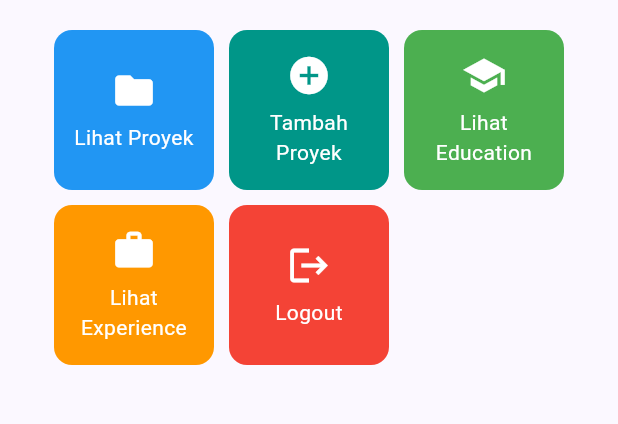
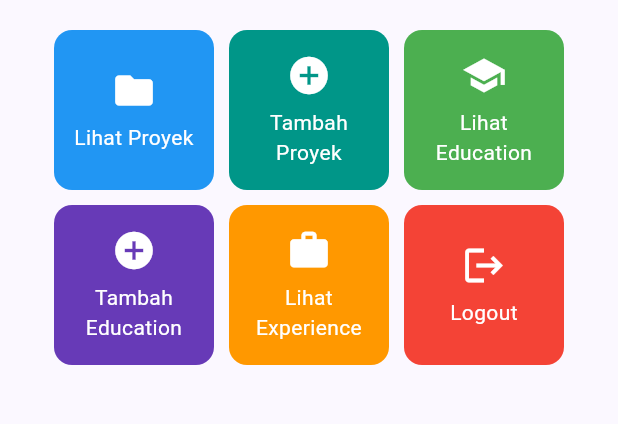
Before and after one commit to ausydhafa/myportofolio_mobile, a Flutter app: the screen it shows after launch, on a phone screen of 412 x 824 dp, the part 357-781 px from its top. Run offline on Flutter 3.47's test engine with Material 3 defaults, Android fonts, the phone set to English and light mode, and no system bars; our stand-ins replace material_ui.

Commit message:
menambah education card di homepage

```diff
--- a/lib/screens/menu.dart
+++ b/lib/screens/menu.dart
@@ -21,6 +21,7 @@ class MyHomePage extends StatelessWidget {
     ItemHomepage("Lihat Proyek", Icons.folder, Colors.blue),
     ItemHomepage("Tambah Proyek", Icons.add_circle, Colors.teal),
     ItemHomepage("Lihat Education", Icons.school, Colors.green),
+    ItemHomepage("Tambah Education", Icons.add_circle, Colors.deepPurple),
     ItemHomepage("Lihat Experience", Icons.work, Colors.orange),
     ItemHomepage("Logout", Icons.logout, Colors.red),
   ];
```
Also changed, not shown: lib/widgets/project_card.dart (+9 -0 lines).
